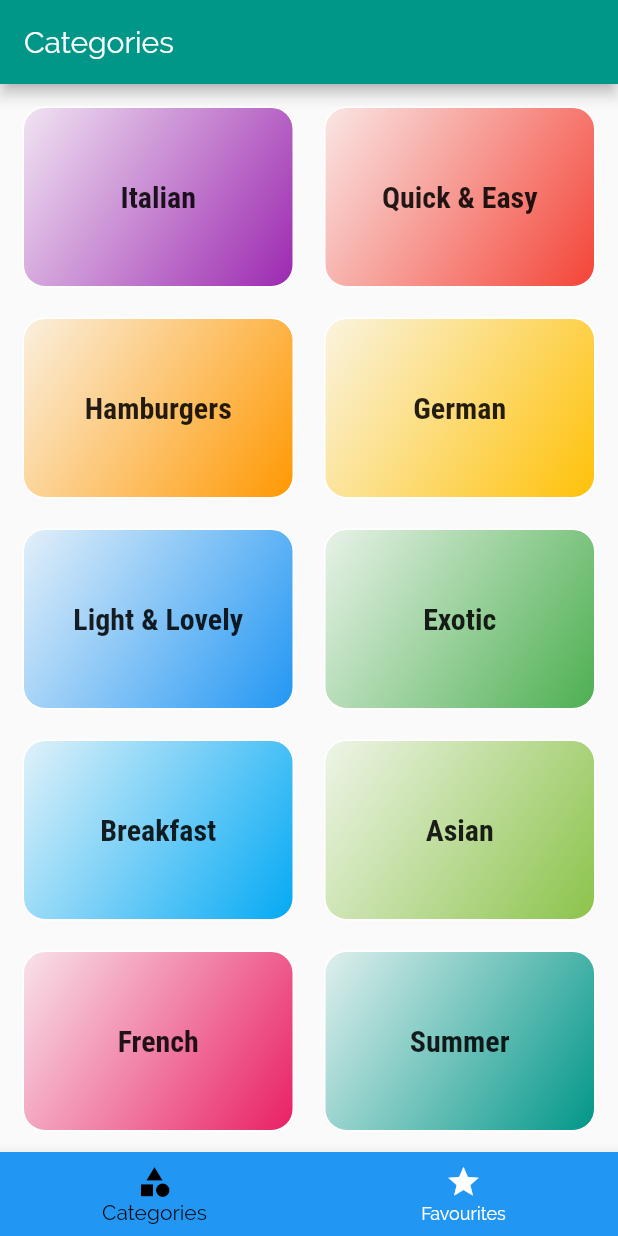
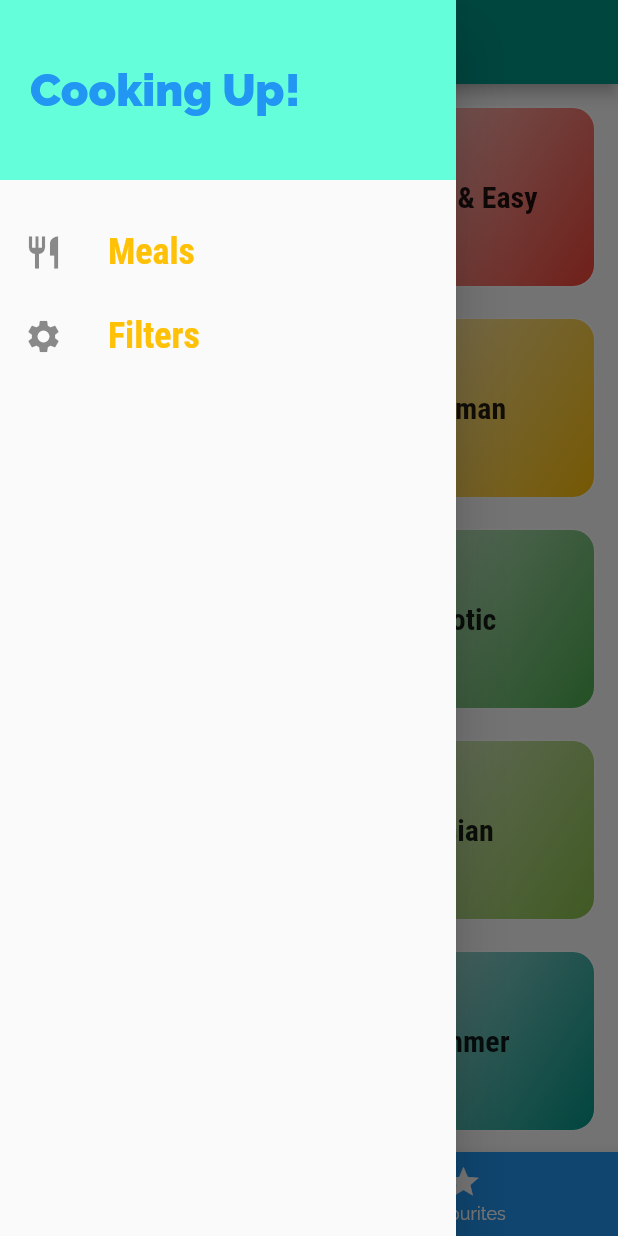
Before and after one commit to netholi/my_recipe, a Flutter app: the screen it shows after launch, with the side drawer open (before the commit the screen has no drawer), on a phone screen of 412 x 824 dp. Run offline on Flutter 3.47's test engine with Material 2 defaults, Android fonts, the phone set to English and light mode, and no system bars.

Commit message:
Ad Drawer widget

```diff
--- a/lib/screens/tabs_screen.dart
+++ b/lib/screens/tabs_screen.dart
@@ -1,6 +1,7 @@
 import 'package:flutter/material.dart';
 import 'package:my_recipe/screens/categories_screen.dart';
 import 'package:my_recipe/screens/favourite_screen.dart';
+import 'package:my_recipe/widgets/main_drawer.dart';
 
 class TabsScreen extends StatefulWidget {
   const TabsScreen({Key? key}) : super(key: key);
@@ -27,6 +28,7 @@
       appBar: AppBar(
         title: Text(_pages[_selectedPageIndex]['title']),
       ),
+      drawer: MainDrawer(),
       body: _pages[_selectedPageIndex]['page'],
       bottomNavigationBar: BottomNavigationBar(
         onTap: _selectPage, //index is passed automatically
--- /dev/null
+++ b/lib/widgets/main_drawer.dart
@@ -0,0 +1,50 @@
+import 'package:flutter/material.dart';
+
+class MainDrawer extends StatelessWidget {
+  const MainDrawer({Key? key}) : super(key: key);
+
+  Widget buildListTile(String title, IconData icon) {
+    return ListTile(
+      leading: Icon(
+        icon,
+        size: 26,
+      ),
+      title: Text(
+        title,
+        style: TextStyle(
+          fontFamily: 'Roboto',
+          fontSize: 24,
+          fontWeight: FontWeight.bold,
+        ),
+      ),
+      onTap: () {},
+    );
+  }
+
+  @override
+  Widget build(BuildContext context) {
+    return Drawer(
+      child: Column(
+        children: [
+          Container(
+            height: 120,
+            width: double.infinity,
+            padding: EdgeInsets.all(20),
+            alignment: Alignment.centerLeft,
+            color: Theme.of(context).colorScheme.secondary,
+            child: Text(
+              'Cooking Up!',
+              style: TextStyle(
+                  fontWeight: FontWeight.w900,
+                  fontSize: 30,
+                  color: Theme.of(context).primaryColor),
+            ),
+          ),
+          SizedBox(height: 20),
+          buildListTile('Meals', Icons.restaurant),
+          buildListTile('Filters', Icons.settings),
+        ],
+      ),
+    );
+  }
+}
```
Also changed, not shown: 1 other file.
